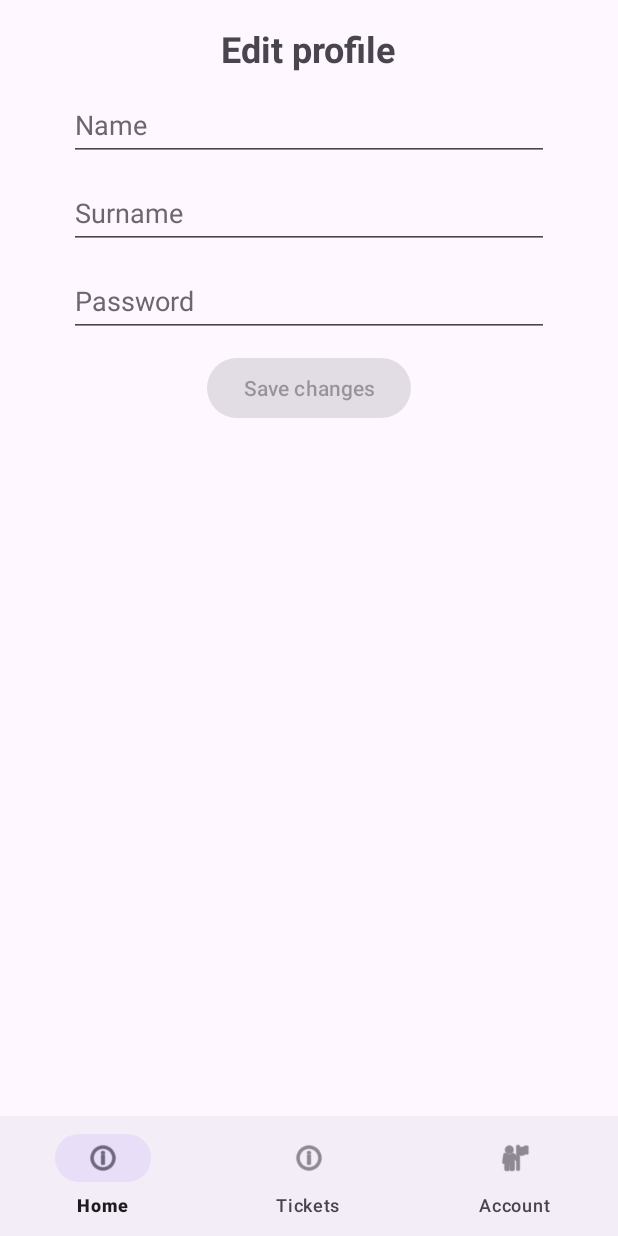
After one commit to Mr-Victor16/support-management-system-mobile, an Android app: the fragment EditProfileFragment placed in its activity, on a phone screen of 412 x 824 dp. The commit adds this screen. Run offline under Robolectric (Android 15) with nearby library versions, the phone set to English and light mode, and no system bars.

Commit message:
Implemented profile and edit profile fragments (UI, form validation, update logic)

```diff
--- a/app/src/main/java/com/example/support_management_system_mobile/MainActivity.java
+++ b/app/src/main/java/com/example/support_management_system_mobile/MainActivity.java
@@ -1,6 +1,5 @@
 package com.example.support_management_system_mobile;
 
-import android.content.Intent;
 import android.os.Bundle;
 import android.view.View;
 
@@ -10,8 +9,8 @@ import androidx.core.graphics.Insets;
 import androidx.core.view.ViewCompat;
 import androidx.core.view.WindowInsetsCompat;
 import androidx.fragment.app.Fragment;
-import androidx.fragment.app.FragmentManager;
 
+import com.example.support_management_system_mobile.ui.fragment.ProfileFragment;
 import com.example.support_management_system_mobile.ui.fragment.WelcomeFragment;
 import com.google.android.material.bottomnavigation.BottomNavigationView;
 import com.google.android.material.navigationrail.NavigationRailView;
@@ -29,34 +28,36 @@ public class MainActivity extends AppCompatActivity {
             return insets;
         });
 
+        setupNavigation();
+
+        if (savedInstanceState == null) loadFragment(new WelcomeFragment());
+    }
+
+    private void setupNavigation() {
         View navView = findViewById(R.id.mainNavigationBar);
 
         if (navView instanceof BottomNavigationView) {
-            ((BottomNavigationView) navView).setOnItemSelectedListener(item -> {
-                int id = item.getItemId();
-                if (id == R.id.nav_main) {
-                    startActivity(new Intent(this, MainActivity.class));
-                    return true;
-                }
-                return false;
-            });
+            ((BottomNavigationView) navView).setOnItemSelectedListener(item -> handleNavigation(item.getItemId()));
         } else if (navView instanceof NavigationRailView) {
-            ((NavigationRailView) navView).setOnItemSelectedListener(item -> {
-                int id = item.getItemId();
-                if (id == R.id.nav_main) {
-                    startActivity(new Intent(this, MainActivity.class));
-                    return true;
-                }
-                return false;
-            });
-        }
-
-        if (savedInstanceState == null) {
-            Fragment welcomeFragment = new WelcomeFragment();
-            FragmentManager fragmentManager = getSupportFragmentManager();
-            fragmentManager.beginTransaction()
-                    .replace(R.id.mainContainer, welcomeFragment)
-                    .commit();
+            ((NavigationRailView) navView).setOnItemSelectedListener(item -> handleNavigation(item.getItemId()));
         }
     }
+
+    private boolean handleNavigation(int itemID) {
+        if (itemID == R.id.nav_main) {
+            loadFragment(new WelcomeFragment());
+            return true;
+        } else if (itemID == R.id.nav_account) {
+            loadFragment(new ProfileFragment());
+            return true;
+        }
+        return false;
+    }
+
+    private void loadFragment(Fragment fragment) {
+        getSupportFragmentManager()
+                .beginTransaction()
+                .replace(R.id.mainContainer, fragment)
+                .commit();
+    }
 }
--- a/app/src/main/java/com/example/support_management_system_mobile/api/APIService.java
+++ b/app/src/main/java/com/example/support_management_system_mobile/api/APIService.java
@@ -2,6 +2,7 @@ package com.example.support_management_system_mobile.api;
 
 import com.example.support_management_system_mobile.payload.request.LoginRequest;
 import com.example.support_management_system_mobile.payload.request.RegisterRequest;
+import com.example.support_management_system_mobile.payload.request.UpdateProfileRequest;
 import com.example.support_management_system_mobile.payload.response.Knowledge;
 import com.example.support_management_system_mobile.payload.response.LoginResponse;
 import com.example.support_management_system_mobile.payload.response.Software;
@@ -11,7 +12,9 @@ import java.util.List;
 import retrofit2.Call;
 import retrofit2.http.Body;
 import retrofit2.http.GET;
+import retrofit2.http.Header;
 import retrofit2.http.POST;
+import retrofit2.http.PUT;
 
 public interface APIService {
     @POST("/api/auth/login")
@@ -25,4 +28,7 @@ public interface APIService {
 
     @GET("/api/knowledge-bases")
     Call<List<Knowledge>> getKnowledgeItems();
+
+    @PUT("/api/profiles")
+    Call<Void> updateProfile(@Header("Authorization") String bearerToken, @Body UpdateProfileRequest request);
 }
--- a/app/src/main/java/com/example/support_management_system_mobile/auth/JWTUtils.java
+++ b/app/src/main/java/com/example/support_management_system_mobile/auth/JWTUtils.java
@@ -56,7 +56,31 @@ public class JWTUtils {
         return getPrefs(context).getString(USERNAME_KEY, null);
     }
 
+    public static String getName(Context context) {
+        return getPrefs(context).getString(NAME_KEY, null);
+    }
+
+    public static String getSurname(Context context) {
+        return getPrefs(context).getString(SURNAME_KEY, null);
+    }
+
+    public static String getEmail(Context context) {
+        return getPrefs(context).getString(EMAIL_KEY, null);
+    }
+
     public static long getUserId(Context context) {
         return getPrefs(context).getLong(ID_KEY, -1);
     }
+
+    public static void setName(Context context, String name) {
+        SharedPreferences.Editor editor = getPrefs(context).edit();
+        editor.putString(NAME_KEY, name);
+        editor.apply();
+    }
+
+    public static void setSurname(Context context, String surname) {
+        SharedPreferences.Editor editor = getPrefs(context).edit();
+        editor.putString(SURNAME_KEY, surname);
+        editor.apply();
+    }
 }
--- /dev/null
+++ b/app/src/main/java/com/example/support_management_system_mobile/ui/fragment/EditProfileFragment.java
@@ -0,0 +1,145 @@
+package com.example.support_management_system_mobile.ui.fragment;
+
+import android.os.Bundle;
+
+import androidx.fragment.app.Fragment;
+
+import android.text.Editable;
+import android.text.TextWatcher;
+import android.view.LayoutInflater;
+import android.view.View;
+import android.view.ViewGroup;
+import android.widget.Button;
+import android.widget.EditText;
+import android.widget.Toast;
+
+import com.example.support_management_system_mobile.R;
+import com.example.support_management_system_mobile.auth.APIClient;
+import com.example.support_management_system_mobile.auth.JWTUtils;
+import com.example.support_management_system_mobile.payload.request.UpdateProfileRequest;
+import com.example.support_management_system_mobile.validators.UserValidator;
+
+import retrofit2.Call;
+import retrofit2.Callback;
+import retrofit2.Response;
+
+public class EditProfileFragment extends Fragment {
+    private EditText firstNameEdit, surnameEdit, passwordEdit;
+    private Button saveChangesButton;
+
+    private String originalFirstName, originalSurname;
+
+    @Override
+    public View onCreateView(LayoutInflater inflater, ViewGroup container,
+                             Bundle savedInstanceState) {
+
+        View view = inflater.inflate(R.layout.fragment_edit_profile, container, false);
+
+        initViews(view);
+        setupInitialValues();
+        addTextWatchers();
+
+        saveChangesButton.setOnClickListener(v -> updateProfileDetails());
+
+        return view;
+    }
+
+    private void initViews(View view) {
+        firstNameEdit = view.findViewById(R.id.editName);
+        surnameEdit = view.findViewById(R.id.editSurname);
+        passwordEdit = view.findViewById(R.id.editPassword);
+        saveChangesButton = view.findViewById(R.id.saveChangesButton);
+    }
+
+    private void setupInitialValues() {
+        originalFirstName = JWTUtils.getName(requireContext());
+        originalSurname = JWTUtils.getSurname(requireContext());
+
+        firstNameEdit.setText(originalFirstName);
+        surnameEdit.setText(originalSurname);
+
+        saveChangesButton.setEnabled(false);
+    }
+
+    private void addTextWatchers() {
+        TextWatcher watcher = new TextWatcher() {
+            @Override public void beforeTextChanged(CharSequence s, int start, int count, int after) {}
+            @Override public void onTextChanged(CharSequence s, int start, int before, int count) {
+                validateForm();
+            }
+            @Override public void afterTextChanged(Editable s) {}
+        };
+
+        firstNameEdit.addTextChangedListener(watcher);
+        surnameEdit.addTextChangedListener(watcher);
+        passwordEdit.addTextChangedListener(watcher);
+    }
+
+    private void validateForm() {
+        String firstName = firstNameEdit.getText().toString().trim();
+        String surname = surnameEdit.getText().toString().trim();
+        String password = passwordEdit.getText().toString().trim();
+
+        boolean isFirstNameChanged = !firstName.equals(originalFirstName);
+        boolean isSurnameChanged = !surname.equals(originalSurname);
+        boolean isPasswordChanged = !password.isEmpty();
+
+        boolean isFirstNameValid = !isFirstNameChanged || UserValidator.isNameValid(firstName);
+        boolean isSurnameValid = !isSurnameChanged || UserValidator.isSurnameValid(surname);
+        boolean isPasswordValid = !isPasswordChanged || UserValidator.isPasswordValid(password);
+
+        boolean hasChanges = isFirstNameChanged || isSurnameChanged || isPasswordChanged;
+        boolean allValid = (!isFirstNameChanged || isFirstNameValid)
+                && (!isSurnameChanged || isSurnameValid)
+                && (!isPasswordChanged || isPasswordValid);
+
+        saveChangesButton.setEnabled(hasChanges && allValid);
+    }
+
+    private void updateProfileDetails() {
+        String firstName = firstNameEdit.getText().toString().trim();
+        String surname = surnameEdit.getText().toString().trim();
+        String password = passwordEdit.getText().toString().trim();
+
+        String updatedFirstName = shouldUpdate(firstName, originalFirstName, UserValidator::isNameValid) ? firstName : "";
+        String updatedSurname = shouldUpdate(surname, originalSurname, UserValidator::isSurnameValid) ? surname : "";
+        String updatedPassword = password.isEmpty() || !UserValidator.isPasswordValid(password) ? "" : password;
+
+        UpdateProfileRequest request = new UpdateProfileRequest(updatedFirstName, updatedSurname, updatedPassword);
+        String authToken = "Bearer " + JWTUtils.getToken(requireContext());
+
+        APIClient.getAPIService().updateProfile(authToken, request).enqueue(new Callback<>() {
+            @Override
+            public void onResponse(Call<Void> call, Response<Void> response) {
+                if (response.isSuccessful()) {
+                    if (!updatedFirstName.isEmpty()) JWTUtils.setName(requireContext(), updatedFirstName);
+                    if (!updatedSurname.isEmpty()) JWTUtils.setSurname(requireContext(), updatedSurname);
+
+                    Toast.makeText(requireActivity(), R.string.profile_updated_successfully, Toast.LENGTH_SHORT).show();
+
+                    navigateToProfileFragment();
+                } else {
+                    Toast.makeText(requireContext(), R.string.profile_update_failed, Toast.LENGTH_SHORT).show();
+                }
+            }
+
+            @Override
+            public void onFailure(Call<Void> call, Throwable throwable) {
+                Toast.makeText(requireContext(), R.string.server_error, Toast.LENGTH_LONG).show();
+            }
+        });
+    }
+
+    private boolean shouldUpdate(String newValue, String originalValue, Validator validator) {
+        return !newValue.equals(originalValue) && validator.isValid(newValue);
+    }
+
+    @FunctionalInterface
+    interface Validator {
+        boolean isValid(String input);
+    }
+
+    private void navigateToProfileFragment() {
+        requireActivity().getSupportFragmentManager().popBackStack();
+    }
+}
--- a/app/src/main/java/com/example/support_management_system_mobile/ui/fragment/WelcomeFragment.java
+++ b/app/src/main/java/com/example/support_management_system_mobile/ui/fragment/WelcomeFragment.java
@@ -10,8 +10,10 @@ import android.view.LayoutInflater;
 import android.view.View;
 import android.view.ViewGroup;
 import android.widget.Button;
+import android.widget.TextView;
 
 import com.example.support_management_system_mobile.R;
+import com.example.support_management_system_mobile.auth.JWTUtils;
 import com.example.support_management_system_mobile.ui.activity.LoginActivity;
 
 public class WelcomeFragment extends Fragment {
@@ -20,8 +22,17 @@ public class WelcomeFragment extends Fragment {
                              Bundle savedInstanceState) {
         View view = inflater.inflate(R.layout.fragment_welcome, container, false);
 
+        TextView welcomeHeader = view.findViewById(R.id.welcomeHeader);
         Button loginButton = view.findViewById(R.id.toLoginButton);
-        loginButton.setOnClickListener(v -> openLoginActivity());
+
+        if (JWTUtils.getToken(requireContext()) == null){
+            loginButton.setOnClickListener(v -> openLoginActivity());
+            welcomeHeader.setText(R.string.welcome);
+        } else {
+            loginButton.setVisibility(View.GONE);
+            String welcomeText = getString(R.string.welcome_header_format, JWTUtils.getName(requireContext()));
+            welcomeHeader.setText(welcomeText);
+        }
 
         Button softwareButton = view.findViewById(R.id.toSoftwareButton);
         softwareButton.setOnClickListener(v -> openSupportedSoftwareFragment());
--- a/app/src/main/java/com/example/support_management_system_mobile/validators/RegisterValidator.java
+++ b/app/src/main/java/com/example/support_management_system_mobile/validators/UserValidator.java
@@ -2,7 +2,7 @@ package com.example.support_management_system_mobile.validators;
 
 import android.util.Patterns;
 
-public class RegisterValidator {
+public class UserValidator {
     public static boolean isUsernameValid(String username) {
         return username != null && username.length() >= 2 && username.length() <= 36;
     }
--- /dev/null
+++ b/app/src/main/res/drawable/ic_account_circle.xml
@@ -0,0 +1,5 @@
+<vector xmlns:android="http://schemas.android.com/apk/res/android" android:height="24dp" android:tint="#828282" android:viewportHeight="24" android:viewportWidth="24" android:width="24dp">
+
+    <path android:fillColor="@android:color/white" android:pathData="M12,2C6.48,2 2,6.48 2,12s4.48,10 10,10s10,-4.48 10,-10S17.52,2 12,2zM12,6c1.93,0 3.5,1.57 3.5,3.5S13.93,13 12,13s-3.5,-1.57 -3.5,-3.5S10.07,6 12,6zM12,20c-2.03,0 -4.43,-0.82 -6.14,-2.88C7.55,15.8 9.68,15 12,15s4.45,0.8 6.14,2.12C16.43,19.18 14.03,20 12,20z"/>
+
+</vector>
--- /dev/null
+++ b/app/src/main/res/layout/fragment_edit_profile.xml
@@ -0,0 +1,70 @@
+<?xml version="1.0" encoding="utf-8"?>
+<ScrollView xmlns:android="http://schemas.android.com/apk/res/android"
+    xmlns:tools="http://schemas.android.com/tools"
+    android:layout_width="match_parent"
+    android:layout_height="match_parent"
+    tools:context=".ui.fragment.EditProfileFragment">
+
+    <LinearLayout
+        android:id="@+id/main"
+        android:layout_width="match_parent"
+        android:layout_height="wrap_content"
+        android:orientation="vertical"
+        android:gravity="center"
+        android:padding="16dp">
+        <TextView
+            android:id="@+id/editProfileHeader"
+            android:layout_width="wrap_content"
+            android:layout_height="wrap_content"
+            android:text="@string/edit_profile_header"
+            android:textSize="24sp"
+            android:textStyle="bold" />
+
+        <EditText
+            android:id="@+id/editName"
+            android:layout_width="wrap_content"
+            android:layout_height="wrap_content"
+            android:layout_marginTop="10dp"
+            android:ems="15"
+            android:hint="@string/name"
+            android:autofillHints="givenName"
+            android:inputType="text"
+            android:textColorHint="#6D676D"
+            android:minHeight="48dp"
+            android:paddingVertical="12dp" />
+
+        <EditText
+            android:id="@+id/editSurname"
+            android:layout_width="wrap_content"
+            android:layout_height="wrap_content"
+            android:layout_marginTop="10dp"
+            android:ems="15"
+            android:hint="@string/surname"
+            android:autofillHints="familyName"
+            android:inputType="text"
+            android:textColorHint="#6D676D"
+            android:minHeight="48dp"
+            android:paddingVertical="12dp" />
+
+        <EditText
+            android:id="@+id/editPassword"
+            android:layout_width="wrap_content"
+            android:layout_height="wrap_content"
+            android:layout_marginTop="10dp"
+            android:ems="15"
+            android:hint="@string/password"
+            android:autofillHints="password"
+            android:inputType="textPassword"
+            android:textColorHint="#6D676D"
+            android:minHeight="48dp"
+            android:paddingVertical="12dp" />
+
+        <Button
+            android:id="@+id/saveChangesButton"
+            android:layout_width="wrap_content"
+            android:layout_height="wrap_content"
+            android:layout_marginTop="10dp"
+            android:text="@string/save_changes_button" />
+
+    </LinearLayout>
+</ScrollView>
--- a/app/src/main/res/values/colors.xml
+++ b/app/src/main/res/values/colors.xml
@@ -2,4 +2,5 @@
 <resources>
     <color name="black">#FF000000</color>
     <color name="white">#FFFFFFFF</color>
+    <color name="avatar_gray">#8C8C8C</color>
 </resources>
--- a/app/src/main/res/values/strings.xml
+++ b/app/src/main/res/values/strings.xml
@@ -14,7 +14,7 @@
     <string name="login_success">Logged successfully</string>
     <string name="invalid_username_or_password">Invalid username and/or password</string>
     <string name="successfully_registered">Successfully registered. You can now log in</string>
-    <string name="server_error">Error communicating with the server</string>
+    <string name="server_error">Connection error. Please try again later.</string>
     <string name="name_register_error">Name must contain the first capital letter and between 2 and 30 characters</string>
     <string name="username_register_error">Username must contain between 2 and 36 characters</string>
     <string name="surname_register_error">Surname must contain the first capital letter and between 2 and 60 characters</string>
@@ -27,10 +27,27 @@
     <string name="welcome">Welcome to Support Manager System</string>
     <string name="to_login">Go to login</string>
     <string name="software_supported">Software supported</string>
-    <string name="knowledge_list">Knowledge Base</string>
+    <string name="knowledge_list">Knowledge base</string>
     <string name="no_data_to_display">No data to display</string>
 
     <string name="home_menu">Home</string>
     <string name="tickets_menu">Tickets</string>
     <string name="account_menu">Account</string>
+
+    <string name="role_user">User</string>
+    <string name="role_operator">Operator</string>
+    <string name="role_admin">Administrator</string>
+    <string name="role_unknown">Unknown</string>
+
+    <string name="full_name_format">%1$s %2$s</string>
+    <string name="welcome_header_format">Welcome %1$s!</string>
+
+    <string name="logout">Logout</string>
+    <string name="change_profile_data">Change your profile data</string>
+    <string name="profile_avatar">Profile avatar</string>
+    <string name="save_changes_button">Save changes</string>
+    <string name="edit_profile_header">Edit profile</string>
+    <string name="profile_updated_successfully">Your profile has been updated successfully.</string>
+    <string name="profile_update_failed">Update failed. Please check your input.</string>
+
 </resources>
```
Also changed, not shown: app/src/main/java/com/example/support_management_system_mobile/payload/request/UpdateProfileRequest.java (added, +37 -0 lines), app/src/main/java/com/example/support_management_system_mobile/ui/activity/RegisterActivity.java (+6 -6 lines), app/src/main/java/com/example/support_management_system_mobile/ui/fragment/ProfileFragment.java (added, +93 -0 lines), app/src/main/res/layout/fragment_profile.xml (added, +75 -0 lines).
